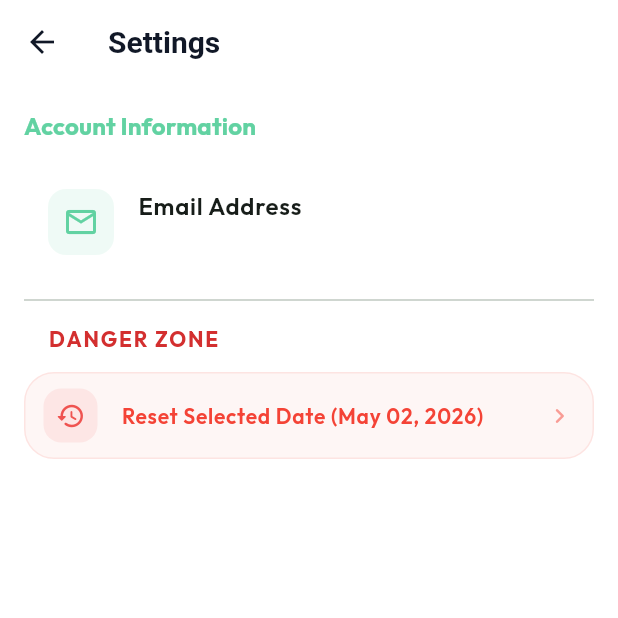
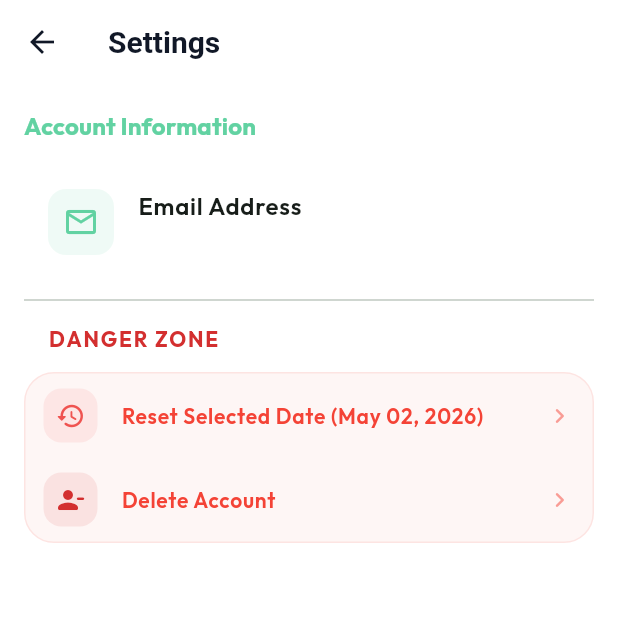
Before and after one commit to pankajkcodes/Nutrition-Tracker, a Flutter app: the SettingsScreen screen opened directly, on a phone screen of 412 x 824 dp, the top half of it. Run offline on Flutter 3.47's test engine with Material 3 defaults, Android fonts, the phone set to English and light mode, and no system bars; our stand-ins replace cloud_firestore, firebase_auth, firebase_core, google_generative_ai, image_picker, share_plus; missing offline and left inert: flutter_inappwebview; accounts and stored records are empty; project files that could hold a hidden picture were left out.

Commit message:
move delete account button to settings screen

```diff
--- a/lib/features/profile/screens/settings_screen.dart
+++ b/lib/features/profile/screens/settings_screen.dart
@@ -4,6 +4,7 @@ import 'package:intl/intl.dart';
 import 'package:nutrition_tracker/features/auth/providers/auth_provider.dart';
 import 'package:nutrition_tracker/features/nutrition/providers/nutrition_provider.dart';
 import 'package:nutrition_tracker/core/common/widgets/option_tile.dart';
+import 'package:nutrition_tracker/core/common/screens/web_view_screen.dart';
 
 class SettingsScreen extends StatelessWidget {
   const SettingsScreen({super.key});
@@ -85,6 +86,23 @@ class SettingsScreen extends StatelessWidget {
                 color: Colors.red[400]!,
                 title: 'Reset Selected Date ($selectedDateStr)',
                 onTap: () => _selectAndResetDate(context, provider),
+                isDestructive: true,
+              ),
+              OptionTile(
+                icon: Icons.person_remove_rounded,
+                color: Colors.red[700]!,
+                title: 'Delete Account',
+                onTap: () {
+                  Navigator.push(
+                    context,
+                    MaterialPageRoute(
+                      builder: (context) => const WebViewScreen(
+                        title: 'Delete Account',
+                        url: 'https://nutrition-trackerapp.web.app/delete-account',
+                      ),
+                    ),
+                  );
+                },
                 isDestructive: true,
               ),
             ],
```
Also changed, not shown: 1 other file.
